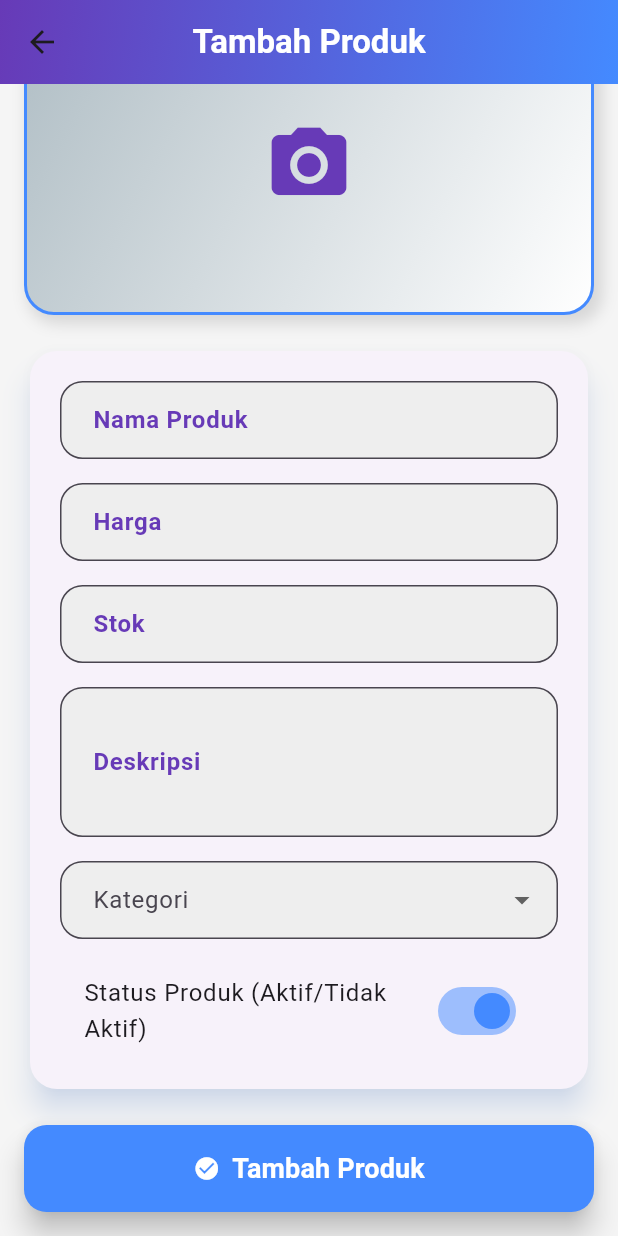
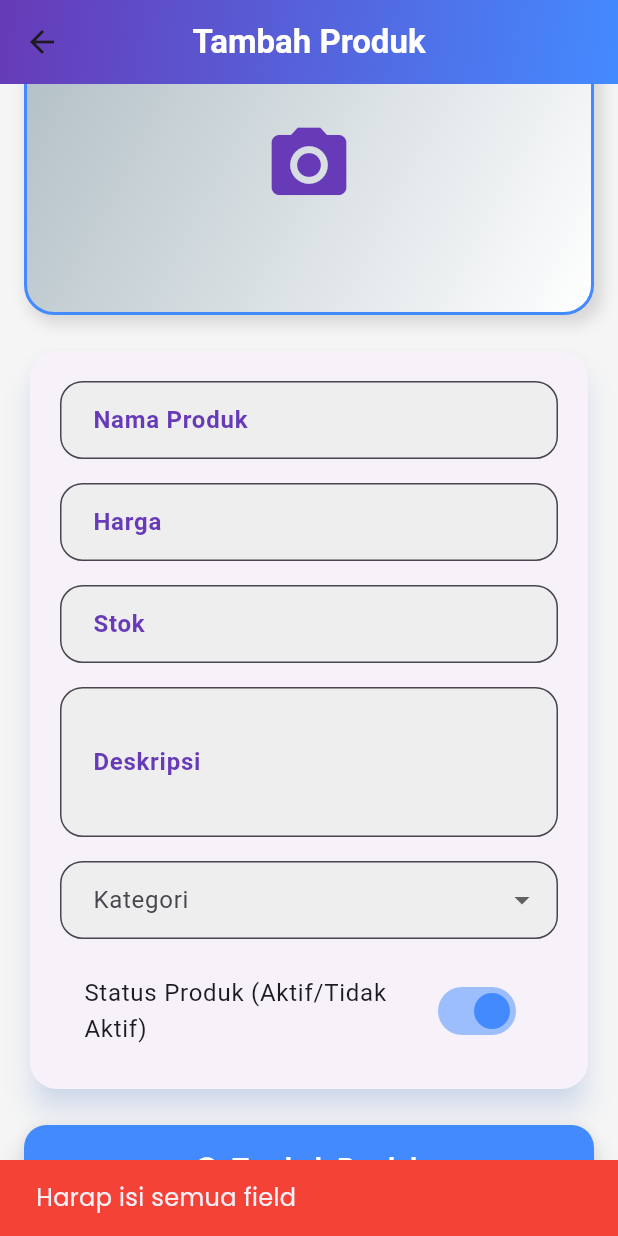
Before and after one commit to kyuzaa/StockBarang, a Flutter app: the AddProductScreen screen opened directly, scrolled down 62 dp, after a tap on "Tambah Produk", on a phone screen of 412 x 824 dp. Run offline on Flutter 3.47's test engine with Material 3 defaults, Android fonts, the phone set to English and light mode, and no system bars; our stand-ins replace cloud_firestore, firebase_auth, firebase_core, google_fonts, image_picker; accounts and stored records are empty; generated files the repository leaves out were written again.

Commit message:
Pick Image Add Product

```diff
--- a/lib/screens/owner/product/add_product_screen.dart
+++ b/lib/screens/owner/product/add_product_screen.dart
@@ -29,7 +29,7 @@ class _AddProductScreenState extends State<AddProductScreen> {
 
   final NumberFormat currencyFormat = NumberFormat("#,###", "id_ID");
 
-  Future<void> pickImage() async {
+  Future<void> _pickImage() async {
     final pickedFile = await ImagePicker().pickImage(source: ImageSource.gallery);
     print(pickedFile);
     if (pickedFile != null) {
@@ -38,7 +38,7 @@ class _AddProductScreenState extends State<AddProductScreen> {
     }
   }
 
-  void formatPrice(String value) {
+  void _formatPrice(String value) {
     String newValue = value.replaceAll(RegExp(r'[^\d]'), ''); // Hanya angka
     if (newValue.isNotEmpty) {
       double parsed = double.parse(newValue);
@@ -50,19 +50,11 @@ class _AddProductScreenState extends State<AddProductScreen> {
   }
 
   Future<String?> _uploadToImgBB(Uint8List imageBytes) async {
-    if (_selectedCategory == null || _nameController.text.isEmpty) {
-      return null;
-    }
-
-    String formattedCategory = _selectedCategory!.replaceAll(RegExp(r'[^\w\s]'), '').replaceAll(' ', '-');
-    String formattedName = _nameController.text.replaceAll(RegExp(r'[^\w\s]'), '').replaceAll(' ', '-');
-    String fileName = "$formattedCategory-$formattedName.jpg";
-
     String apiKey = "ad3ec51569161f45a269c56875f60d58"; // Ganti dengan API Key ImgBB
     Uri uri = Uri.parse("https://api.imgbb.com/1/upload?key=$apiKey");
 
     var request = http.MultipartRequest('POST', uri);
-    request.files.add(http.MultipartFile.fromBytes('image', imageBytes, filename: fileName));
+    request.files.add(http.MultipartFile.fromBytes('image', imageBytes, filename: 'product.jpg'));
 
     var response = await request.send();
     if (response.statusCode == 200) {
@@ -73,8 +65,7 @@ class _AddProductScreenState extends State<AddProductScreen> {
     }
   }
 
-
-  Future<void> addProduct() async {
+  Future<void> _addProduct() async {
     if (_nameController.text.isEmpty ||
         _priceController.text.isEmpty ||
         _stockController.text.isEmpty ||
@@ -151,7 +142,7 @@ class _AddProductScreenState extends State<AddProductScreen> {
 
   Widget _buildImagePicker() {
     return GestureDetector(
-      onTap: () {},
+      onTap: _pickImage,
       child: Container(
         width: double.infinity,
         height: 200,
@@ -172,7 +163,12 @@ class _AddProductScreenState extends State<AddProductScreen> {
             ),
           ],
         ),
-        child: const Center(child: Icon(Icons.camera_alt, size: 60, color: Colors.deepPurple)),
+        child: _imageBytes == null
+            ? const Center(child: Icon(Icons.camera_alt, size: 60, color: Colors.deepPurple))
+            : ClipRRect(
+                borderRadius: BorderRadius.circular(18),
+                child: Image.memory(_imageBytes!, fit: BoxFit.cover, width: double.infinity, height: 200),
+              ),
       ),
     );
   }
@@ -187,7 +183,7 @@ class _AddProductScreenState extends State<AddProductScreen> {
         child: Column(
           children: [
             _buildTextField("Nama Produk", _nameController),
-            _buildTextField("Harga", _priceController, isNumber: true),
+            _buildTextField("Harga", _priceController, isNumber: true, onChanged: _formatPrice),
             _buildTextField("Stok", _stockController, isNumber: true),
             _buildTextField("Deskripsi", _descController, maxLines: 3),
             _buildDropdown(),
@@ -198,13 +194,15 @@ class _AddProductScreenState extends State<AddProductScreen> {
     );
   }
 
-  Widget _buildTextField(String label, TextEditingController controller, {bool isNumber = false, int maxLines = 1}) {
+  Widget _buildTextField(String label, TextEditingController controller,
+      {bool isNumber = false, int maxLines = 1, Function(String)? onChanged}) {
     return Padding(
       padding: const EdgeInsets.only(bottom: 16),
       child: TextField(
         controller: controller,
         keyboardType: isNumber ? TextInputType.number : TextInputType.text,
         maxLines: maxLines,
+        onChanged: onChanged,
         decoration: InputDecoration(
           labelText: label,
           labelStyle: const TextStyle(color: Colors.deepPurple, fontWeight: FontWeight.bold),
@@ -253,7 +251,7 @@ class _AddProductScreenState extends State<AddProductScreen> {
 
   Widget _buildSubmitButton() {
     return ElevatedButton.icon(
-      onPressed: () {},
+      onPressed: _addProduct,
       style: ElevatedButton.styleFrom(
         backgroundColor: Colors.blueAccent,
         padding: const EdgeInsets.symmetric(vertical: 16, horizontal: 24),
```
